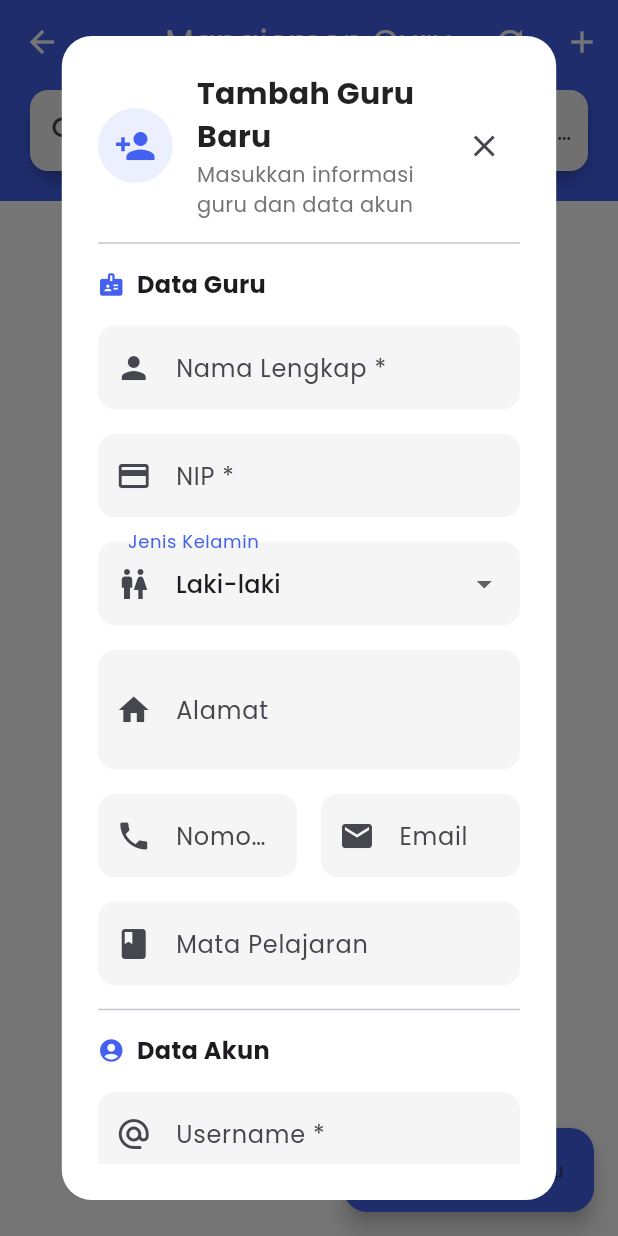
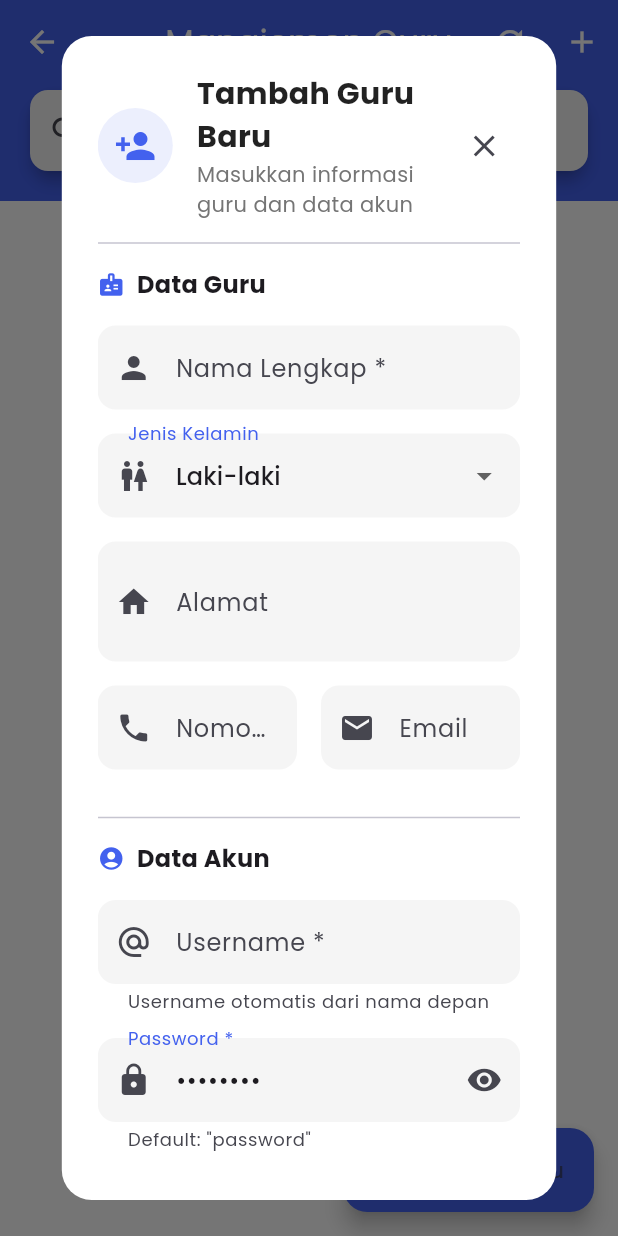
Before and after one commit to Mighty-SEA/apkabsensi, a Flutter app: the ManajemenGuruScreen screen opened directly, after a tap on "Tambah Guru", on a phone screen of 412 x 824 dp. Run offline on Flutter 3.47's test engine with Material 3 defaults, Android fonts, the phone set to English and light mode, and no system bars; our stand-ins replace cached_network_image, connectivity_plus, fl_chart, google_fonts, logger, shared_preferences and 1 more; accounts and stored records are empty.

Commit message:
Memperbarui AndroidManifest.xml untuk menambahkan atribut enableOnBackInvokedCallback. Menghapus field NIP dan mapel dari model Guru serta memperbarui tampilan terkait di beberapa layar. Mengubah peran pengguna dari 'ADMINISTRASI' menjadi 'ADMIN' di beberapa layar untuk konsistensi. Memperbarui logika pencarian di ManajemenGuruScreen dan memperbaiki penanganan data pada ApiService.

```diff
--- a/lib/main.dart
+++ b/lib/main.dart
@@ -168,9 +168,7 @@ class MyApp extends StatelessWidget {
               home: authProvider.isLoading
                   ? const SplashScreen()
                   : authProvider.isAuthenticated
-                      ? (authProvider.user?.role == 'administrasi'
-                          ? const AdminMainScreen()
-                          : const MainScreen())
+                      ? const MainScreen()
                       : const LoginScreen(),
             );
           },
--- a/lib/models/guru_model.dart
+++ b/lib/models/guru_model.dart
@@ -1,34 +1,28 @@
 class Guru {
   final String id;
   final String nama;
-  final String nip;
   final String? jenisKelamin;
   final String? alamat;
   final String? noTelp;
   final String? email;
-  final String? mapel;
 
   Guru({
     required this.id,
     required this.nama,
-    required this.nip,
     this.jenisKelamin,
     this.alamat,
     this.noTelp,
     this.email,
-    this.mapel,
   });
 
   factory Guru.fromJson(Map<String, dynamic> json) {
     return Guru(
       id: json['id']?.toString() ?? '',
       nama: json['nama'] ?? '',
-      nip: json['nip']?.toString() ?? '',
       jenisKelamin: json['jenisKelamin'],
       alamat: json['alamat'],
       noTelp: json['noTelp'],
       email: json['email'],
-      mapel: json['mataPelajaran']?.toString() ?? json['mapel']?.toString(),
     );
   }
 
@@ -36,12 +30,10 @@ class Guru {
     return {
       'id': id,
       'nama': nama,
-      'nip': nip,
       'jenisKelamin': jenisKelamin,
       'alamat': alamat,
       'noTelp': noTelp,
       'email': email,
-      'mapel': mapel,
     };
   }
 }
--- a/lib/screens/absensi_admin_screen.dart
+++ b/lib/screens/absensi_admin_screen.dart
@@ -194,7 +194,6 @@ class _AbsensiAdminScreenState extends State<AbsensiAdminScreen> with AutomaticK
                               subtitle: Column(
                                 crossAxisAlignment: CrossAxisAlignment.start,
                                 children: [
-                                  Text('NIP: ${guru.nip}'),
                                   if (status != null)
                                     Text(
                                       'Status hari ini: $status',
--- a/lib/screens/home_screen.dart
+++ b/lib/screens/home_screen.dart
@@ -40,7 +40,7 @@ class _HomeScreenState extends State<HomeScreen> with AutomaticKeepAliveClientMi
     final authProvider = Provider.of<AuthProvider>(context, listen: false);
     final user = authProvider.user;
 
-    if (user != null && user.role == 'ADMINISTRASI') {
+    if (user != null && user.role == 'ADMIN') {
       await _fetchAdminData();
     } else {
       await _fetchRekapData();
@@ -852,7 +852,7 @@ class _HomeScreenState extends State<HomeScreen> with AutomaticKeepAliveClientMi
     final authProvider = Provider.of<AuthProvider>(context);
     final user = authProvider.user;
     final theme = Theme.of(context);
-    final isAdmin = user != null && user.role == 'ADMINISTRASI';
+    final isAdmin = user != null && user.role == 'ADMIN';
 
     return Scaffold(
       body: RefreshIndicator(
--- a/lib/screens/main_screen.dart
+++ b/lib/screens/main_screen.dart
@@ -69,7 +69,7 @@ class _MainScreenState extends State<MainScreen> with SingleTickerProviderStateM
     final theme = Theme.of(context);
     final authProvider = Provider.of<AuthProvider>(context);
     final user = authProvider.user;
-    final bool isAdmin = user != null && user.role == 'ADMINISTRASI';
+    final bool isAdmin = user != null && user.role == 'ADMIN';
 
     // Widget dan navigasi sesuai role
     late List<Widget> widgetOptions;
--- a/lib/screens/manajemen_guru_screen.dart
+++ b/lib/screens/manajemen_guru_screen.dart
@@ -21,11 +21,10 @@ class _ManajemenGuruScreenState extends State<ManajemenGuruScreen> {
   // Filter pencarian
   final TextEditingController _searchController = TextEditingController();
   String _searchQuery = '';
+  bool _searchFocused = false;
   List<Guru> get _filteredGuruList => _guruList
       .where((guru) =>
-          guru.nama.toLowerCase().contains(_searchQuery.toLowerCase()) ||
-          guru.nip.toLowerCase().contains(_searchQuery.toLowerCase()) ||
-          (guru.mapel != null && guru.mapel!.toLowerCase().contains(_searchQuery.toLowerCase())))
+          guru.nama.toLowerCase().contains(_searchQuery.toLowerCase()))
       .toList();
 
   // Untuk validasi email
@@ -61,12 +60,10 @@ class _ManajemenGuruScreenState extends State<ManajemenGuruScreen> {
   void _showGuruDialog({Guru? guru}) {
     // Controller untuk form fields
     final namaController = TextEditingController(text: guru?.nama ?? '');
-    final nipController = TextEditingController(text: guru?.nip ?? '');
     final jenisKelaminController = TextEditingController(text: guru?.jenisKelamin ?? 'Laki-laki');
     final alamatController = TextEditingController(text: guru?.alamat ?? '');
     final noTelpController = TextEditingController(text: guru?.noTelp ?? '');
     final emailController = TextEditingController(text: guru?.email ?? '');
-    final mapelController = TextEditingController(text: guru?.mapel ?? '');
 
     // Khusus untuk tambah guru baru
     final usernameController = TextEditingController();
@@ -208,27 +205,6 @@ class _ManajemenGuruScreenState extends State<ManajemenGuruScreen> {
                         ),
                         const SizedBox(height: 16),
 
-                        // NIP field
-                        TextFormField(
-              controller: nipController,
-                          decoration: InputDecoration(
-                            labelText: 'NIP *',
-                            hintText: 'Masukkan NIP',
-                            border: OutlineInputBorder(
-                              borderRadius: BorderRadius.circular(12),
-                            ),
-                            prefixIcon: const Icon(Icons.credit_card),
-                            contentPadding: const EdgeInsets.symmetric(horizontal: 16, vertical: 16),
-                          ),
-                          validator: (value) {
-                            if (value == null || value.isEmpty) {
-                              return 'NIP tidak boleh kosong';
-                            }
-                            return null;
-                          },
-                        ),
-                        const SizedBox(height: 16),
-
                         // Jenis Kelamin dropdown
                         DropdownButtonFormField<String>(
                           value: selectedJenisKelamin,
@@ -320,20 +296,6 @@ class _ManajemenGuruScreenState extends State<ManajemenGuruScreen> {
                           ],
                         ),
                         const SizedBox(height: 16),
-
-                        // Mata Pelajaran field
-                        TextFormField(
-                          controller: mapelController,
-                          decoration: InputDecoration(
-                            labelText: 'Mata Pelajaran',
-                            hintText: 'Mata pelajaran yang diampu',
-                            border: OutlineInputBorder(
-                              borderRadius: BorderRadius.circular(12),
-                            ),
-                            prefixIcon: const Icon(Icons.book),
-                            contentPadding: const EdgeInsets.symmetric(horizontal: 16, vertical: 16),
-                          ),
-                        ),
 
                         // Tambahan form untuk user baru
                         if (guru == null) ...[
@@ -448,12 +410,10 @@ class _ManajemenGuruScreenState extends State<ManajemenGuruScreen> {
                                       try {
                                         final guruData = {
                                           'nama': namaController.text,
-                                          'nip': nipController.text,
                                           'jenisKelamin': selectedJenisKelamin,
                                           'alamat': alamatController.text,
                                           'noTelp': noTelpController.text,
                                           'email': emailController.text,
-                                          'mataPelajaran': mapelController.text,
                                         };
 
                                         // Tambahkan data user jika tambah guru baru
@@ -551,12 +511,10 @@ class _ManajemenGuruScreenState extends State<ManajemenGuruScreen> {
           crossAxisAlignment: CrossAxisAlignment.start,
           children: [
             Text('Nama: ${guru.nama}'),
-            Text('NIP: ${guru.nip}'),
             if (guru.jenisKelamin != null) Text('Jenis Kelamin: ${guru.jenisKelamin}'),
             if (guru.alamat != null && guru.alamat!.isNotEmpty) Text('Alamat: ${guru.alamat}'),
             if (guru.noTelp != null && guru.noTelp!.isNotEmpty) Text('No. Telp: ${guru.noTelp}'),
             if (guru.email != null && guru.email!.isNotEmpty) Text('Email: ${guru.email}'),
-            if (guru.mapel != null && guru.mapel!.isNotEmpty) Text('Mata Pelajaran: ${guru.mapel}'),
           ],
         ),
         actions: [
@@ -584,7 +542,7 @@ class _ManajemenGuruScreenState extends State<ManajemenGuruScreen> {
             ),
             const SizedBox(height: 16),
             Text('Nama: ${guru.nama}'),
-            Text('NIP: ${guru.nip}'),
+            Text('Jenis Kelamin: ${guru.jenisKelamin ?? "Tidak diketahui"}'),
             const SizedBox(height: 16),
             const Text(
               'Perhatian: Tindakan ini akan menghapus data guru dan akun user terkait!',
@@ -693,7 +651,12 @@ class _ManajemenGuruScreenState extends State<ManajemenGuruScreen> {
                   });
                 },
                 decoration: InputDecoration(
-                  hintText: 'Cari nama, NIP, atau mata pelajaran...',
+                  hintText:
+                    _searchFocused ? '' : 'Cari nama guru...',
+                    hintStyle: TextStyle(
+                      color: Colors.grey[400],
+                      fontSize: 16,
+                    ),
                   border: InputBorder.none,
                   prefixIcon: const Icon(Icons.search),
                   contentPadding: const EdgeInsets.symmetric(vertical: 15),
@@ -819,35 +782,12 @@ class _ManajemenGuruScreenState extends State<ManajemenGuruScreen> {
                                               ),
                                               const SizedBox(height: 4),
                                               Text(
-                                                'NIP: ${guru.nip}',
+                                                guru.jenisKelamin ?? 'Tidak diketahui',
                                                 style: TextStyle(
                                                   fontSize: 14,
                                                   color: Colors.grey[700],
                                                 ),
                                               ),
-                                              if (guru.mapel != null && guru.mapel!.isNotEmpty) ...[
-                                                const SizedBox(height: 4),
-                                                Row(
-                                                  children: [
-                                                    Icon(
-                                                      Icons.book,
-                                                      size: 14,
-                                                      color: theme.primaryColor,
-                                                    ),
-                                                    const SizedBox(width: 4),
-                                                    Expanded(
-                                                      child: Text(
-                                                        guru.mapel!,
-                                                        style: TextStyle(
-                                                          fontSize: 14,
-                                                          color: theme.primaryColor,
-                                                        ),
-                                                        overflow: TextOverflow.ellipsis,
-                                                      ),
-                                                    ),
-                                                  ],
-                                                ),
-                                              ],
                                             ],
                                           ),
                                         ),
--- a/lib/screens/rekap_absensi_screen.dart
+++ b/lib/screens/rekap_absensi_screen.dart
@@ -142,7 +142,7 @@ class _RekapAbsensiScreenState extends State<RekapAbsensiScreen> {
 
     final guru = _allGuruData.firstWhere(
       (guru) => guru.id == guruId,
-      orElse: () => Guru(id: '', nama: 'Tidak diketahui', nip: ''),
+      orElse: () => Guru(id: '', nama: 'Tidak diketahui'),
     );
 
     return guru.nama;
--- a/lib/utils/api_mock.dart
+++ b/lib/utils/api_mock.dart
@@ -32,32 +32,26 @@ class ApiMock {
         {
           'id': 'guru1',
           'nama': 'Ahmad Setiawan',
-          'nip': '19850512200901',
           'jenisKelamin': 'L',
           'alamat': 'Jl. Pendidikan No. 123',
           'noTelp': '08123456789',
-          'email': 'ahmad@sekolah.ac.id',
-          'mapel': 'Matematika'
+          'email': 'ahmad@sekolah.ac.id'
         },
         {
           'id': 'guru2',
           'nama': 'Siti Rahayu',
-          'nip': '19871025201001',
           'jenisKelamin': 'P',
           'alamat': 'Jl. Guru No. 45',
           'noTelp': '08234567890',
-          'email': 'siti@sekolah.ac.id',
-          'mapel': 'Bahasa Indonesia'
+          'email': 'siti@sekolah.ac.id'
         },
         {
           'id': 'guru3',
           'nama': 'Budi Santoso',
-          'nip': '19800330200501',
           'jenisKelamin': 'L',
           'alamat': 'Jl. Pendidik No. 67',
           'noTelp': '08345678901',
-          'email': 'budi@sekolah.ac.id',
-          'mapel': 'IPA'
+          'email': 'budi@sekolah.ac.id'
         }
       ]
     };
```
Also changed, not shown: lib/screens/profile_screen.dart (+56 -1 lines), lib/services/api_service.dart (+108 -59 lines), 1 other file.
